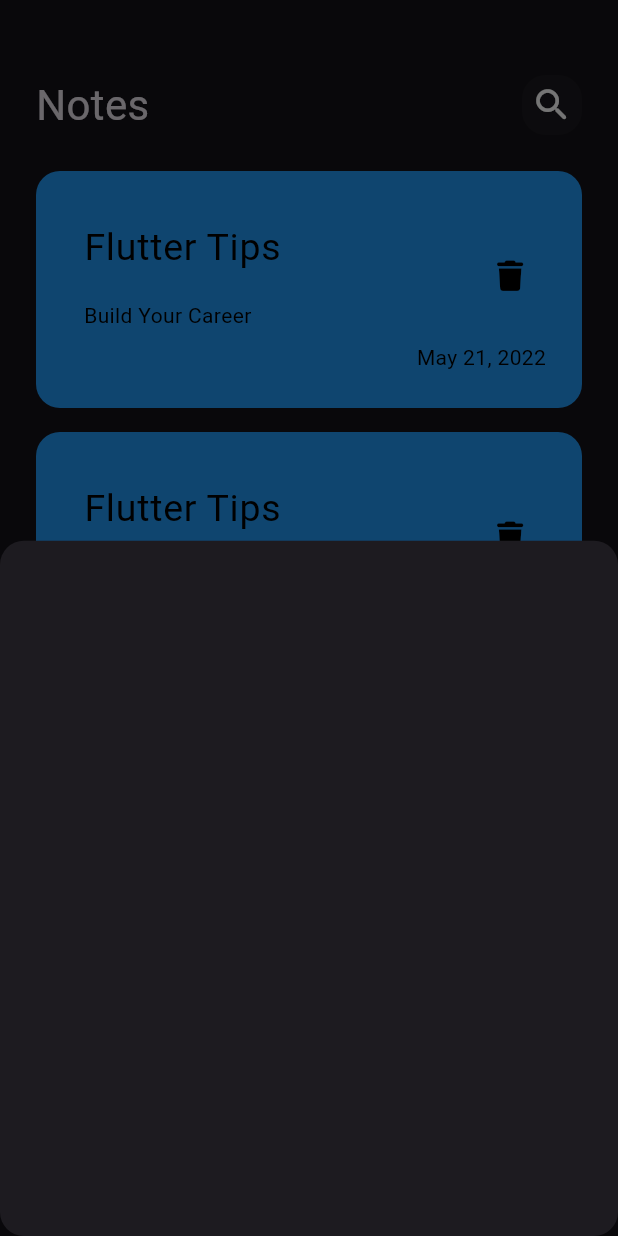
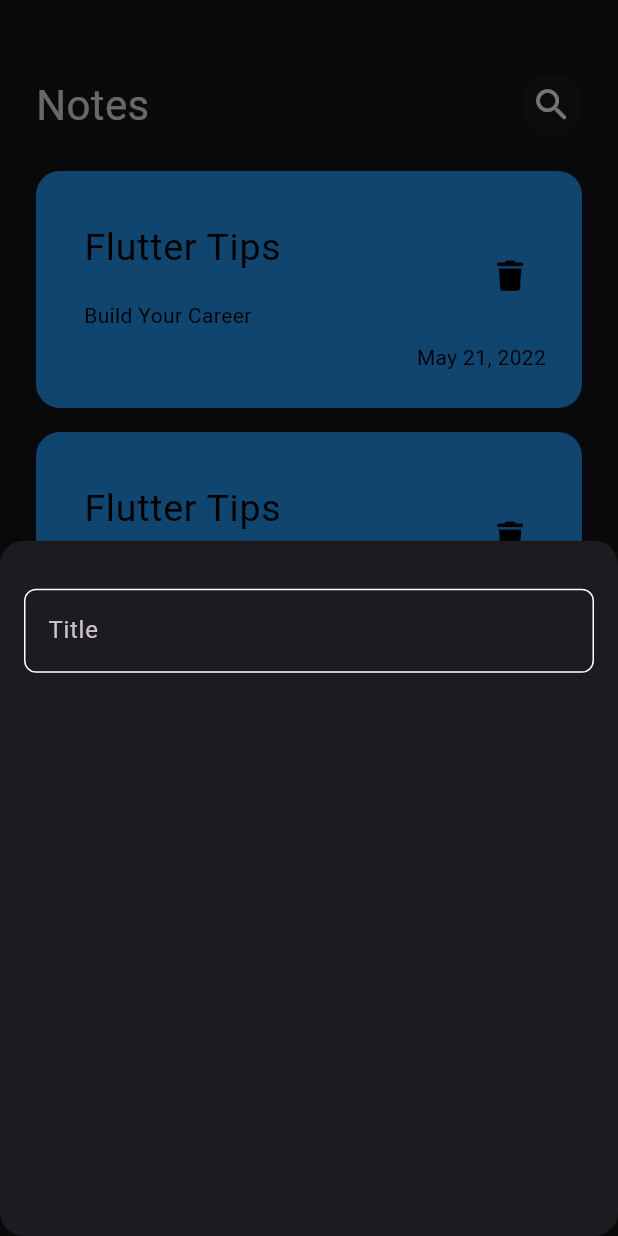
Before and after one commit to Ahmed-khedrovica/todo_app, a Flutter app: the screen it shows after launch, after a tap on the "add" icon, on a phone screen of 412 x 824 dp. Run offline on Flutter 3.47's test engine with Material 3 defaults, Android fonts, the phone set to English and light mode, and no system bars; our stand-ins replace font_awesome_flutter.

Commit message:
create custom text field

```diff
--- /dev/null
+++ b/lib/constants.dart
@@ -0,0 +1,3 @@
+import 'dart:ui';
+
+const kPrimaryColor = Color(0xff62FCD7);
--- a/lib/widgets/add_note_bottom_sheet.dart
+++ b/lib/widgets/add_note_bottom_sheet.dart
@@ -1,12 +1,19 @@
 import 'package:flutter/material.dart';
+import 'package:todo_app/widgets/custom_text_field.dart';
 
 class AddNoteBottomSheet extends StatelessWidget {
   const AddNoteBottomSheet({super.key});
 
   @override
   Widget build(BuildContext context) {
-    return Container(
-
+    return Padding(
+      padding: const EdgeInsets.symmetric(horizontal: 16),
+      child: Column(
+        children: [
+          SizedBox(height: 32),
+          CustomTextField(),
+        ],
+      ),
     );
   }
 }
--- /dev/null
+++ b/lib/widgets/custom_text_field.dart
@@ -0,0 +1,29 @@
+import 'package:flutter/material.dart';
+import 'package:todo_app/constants.dart';
+
+class CustomTextField extends StatelessWidget {
+  const CustomTextField({super.key});
+
+  @override
+  Widget build(BuildContext context) {
+    return TextField(
+      cursorColor: kPrimaryColor,
+      decoration: InputDecoration(
+        hintText: 'Title',
+        border: buildInputBorder(),
+        enabledBorder: buildInputBorder(),
+        focusedBorder: buildInputBorder(kPrimaryColor),
+      ),
+    );
+  }
+
+
+  OutlineInputBorder buildInputBorder([color]) {
+    return OutlineInputBorder(
+        borderRadius: BorderRadius.circular(8),
+        borderSide: BorderSide(
+          color: color ?? Colors.white,
+        ),
+      );
+  }
+}
```
